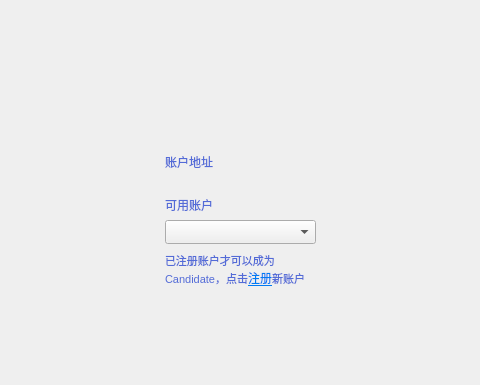
The window that XWCWallet/citizen/CreateCitizenDialog.ui (Whitecoin-Owner/Whitecoin-qt) describes before a commit, drawn with Qt 5; both pictures show x 95 to 575 and y 0 to 385 of the 960 by 543 pixel window.
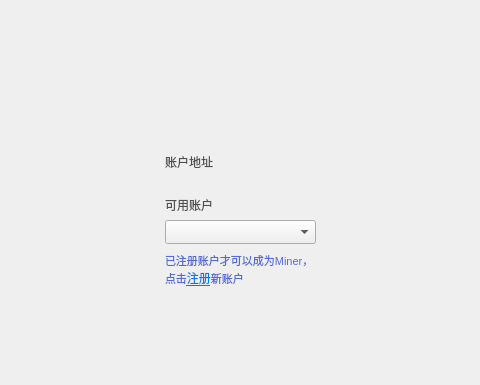
The same window after the commit.

The edit to the form file:
```diff
--- a/XWCWallet/citizen/CreateCitizenDialog.ui
+++ b/XWCWallet/citizen/CreateCitizenDialog.ui
@@ -145,9 +145,8 @@
         </rect>
        </property>
        <property name="styleSheet">
-        <string notr="true">QLabel{font:  11px &quot;微软雅黑&quot;;color: rgb(83,107,215);}
-
-</string>
+        <string notr="true">QLabel{color: rgb(80,80,80);
+font: 11px &quot;微软雅黑&quot;;}</string>
        </property>
        <property name="text">
         <string>可用账户</string>
@@ -220,9 +219,8 @@
         </rect>
        </property>
        <property name="styleSheet">
-        <string notr="true">QLabel{font:  11px &quot;微软雅黑&quot;;color: rgb(83,107,215);}
-
-</string>
+        <string notr="true">QLabel{color: rgb(80,80,80);
+font: 11px &quot;微软雅黑&quot;;}</string>
        </property>
        <property name="text">
         <string>账户地址</string>
@@ -259,7 +257,7 @@
 </string>
        </property>
        <property name="text">
-        <string>&lt;html&gt;&lt;head/&gt;&lt;body&gt;&lt;p&gt;&lt;span style=&quot; font-size:11px;&quot;&gt;已注册账户才可以成为Candidate，点击&lt;/span&gt;&lt;a href=&quot;showRegisterDialog&quot;&gt;&lt;span style=&quot; text-decoration: underline; color:#007af4;&quot;&gt;注册&lt;/span&gt;&lt;/a&gt;&lt;span style=&quot; font-size:11px;&quot;&gt;新账户&lt;/span&gt;&lt;/p&gt;&lt;/body&gt;&lt;/html&gt;</string>
+        <string>&lt;html&gt;&lt;head/&gt;&lt;body&gt;&lt;p&gt;&lt;span style=&quot; font-size:11px;&quot;&gt;已注册账户才可以成为Miner，点击&lt;/span&gt;&lt;a href=&quot;showRegisterDialog&quot;&gt;&lt;span style=&quot; text-decoration: underline; color:#007af4;&quot;&gt;注册&lt;/span&gt;&lt;/a&gt;&lt;span style=&quot; font-size:11px;&quot;&gt;新账户&lt;/span&gt;&lt;/p&gt;&lt;/body&gt;&lt;/html&gt;</string>
        </property>
        <property name="alignment">
         <set>Qt::AlignLeading|Qt::AlignLeft|Qt::AlignVCenter</set>
```
Left out of the diff: 5 changed lines with no effect on the pictures.
